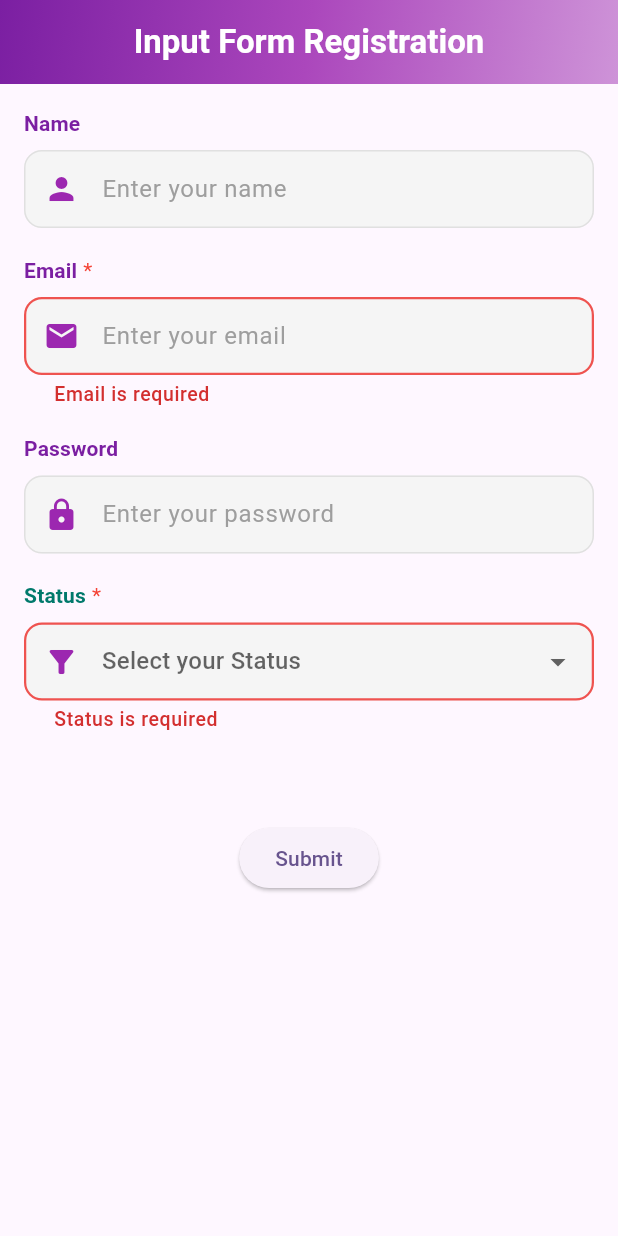
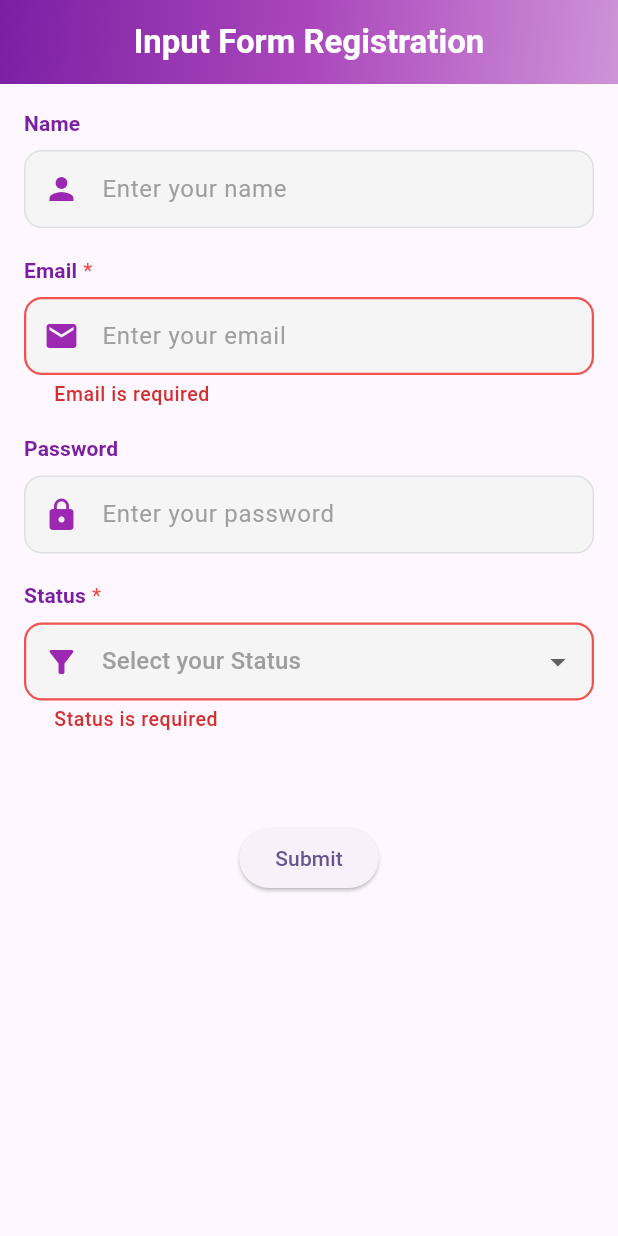
Before and after one commit to vincentc658/component_flutter, a Flutter app: the screen it shows after launch, after a tap on "Submit", on a phone screen of 412 x 824 dp. Run offline on Flutter 3.47's test engine with Material 3 defaults, Android fonts, the light colour scheme and no system bars; our stand-ins replace get; missing offline and left inert: dart:ffi.

Commit message:
fix styling and move to other package  based on functionality

```diff
--- a/lib/component/input_field_dropdown_widget.dart
+++ b/lib/component/formField/input_field_dropdown_widget.dart
@@ -1,6 +1,6 @@
 import 'package:flutter/material.dart';
 
-import '../constant/constants_color.dart';
+import '../../constant/constants_color.dart';
 
 class InputFieldDropdownWidget extends StatelessWidget {
   final String? selectedValue;
@@ -37,7 +37,7 @@ class InputFieldDropdownWidget extends StatelessWidget {
             Text(
               label,
               style: theme.textTheme.labelLarge?.copyWith(
-                color: Colors.teal.shade700,
+                color: ConstantsColor.PRIMARY.shade700,
                 fontWeight: FontWeight.w600,
               ),
             ),
@@ -49,7 +49,10 @@ class InputFieldDropdownWidget extends StatelessWidget {
         const SizedBox(height: 8),
         DropdownButtonFormField<String>(
           value: selectedValue,
-          hint: Text(hintText??''),
+          hint: Text(
+            hintText ?? '',
+            style: const TextStyle(color: Colors.grey),
+          ),
           icon: const Icon(Icons.arrow_drop_down),
           decoration: InputDecoration(
             prefixIcon:
--- a/lib/screen/form_screen.dart
+++ b/lib/screen/form_screen.dart
@@ -1,10 +1,10 @@
 import 'package:flutter/cupertino.dart';
 import 'package:flutter/material.dart';
 import 'package:research_component/component/custom_toolbar.dart';
-import 'package:research_component/component/input_field_dropdown_widget.dart';
+import 'package:research_component/component/formField/input_field_dropdown_widget.dart';
 import 'package:research_component/constant/constants_form_field.dart';
-import '../component/form_field_config.dart';
-import '../component/input_field_text_widget.dart';
+import '../component/formField/form_field_config.dart';
+import '../component/formField/input_field_text_widget.dart';
 
 class FormScreen extends StatefulWidget {
   @override
```
Also changed, not shown: lib/component/formField/form_field_config.dart (renamed from lib/component/form_field_config.dart), lib/component/formField/input_field_text_widget.dart (renamed from lib/component/input_field_text_widget.dart).
